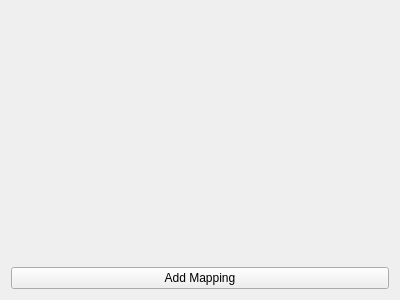
This is BaxterGBI_gui/src/tabcontent.ui in EmaroLab/gesture_based_interface as Qt 5 draws it before an edit. The edited form follows.
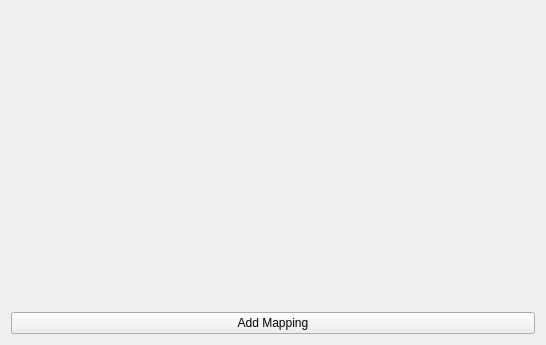
This is the edited form.

Diff of the .ui file:
```diff
--- a/BaxterGBI_gui/src/tabcontent.ui
+++ b/BaxterGBI_gui/src/tabcontent.ui
@@ -6,8 +6,8 @@
    <rect>
     <x>0</x>
     <y>0</y>
-    <width>400</width>
-    <height>300</height>
+    <width>546</width>
+    <height>345</height>
    </rect>
   </property>
   <property name="windowTitle">
```
